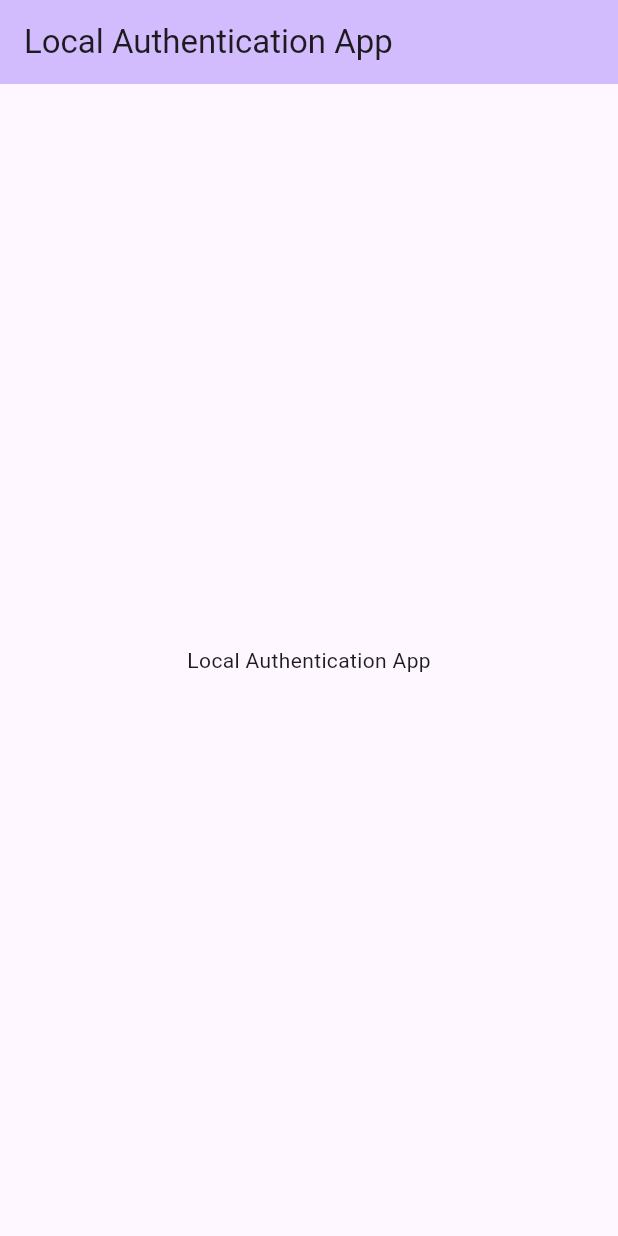
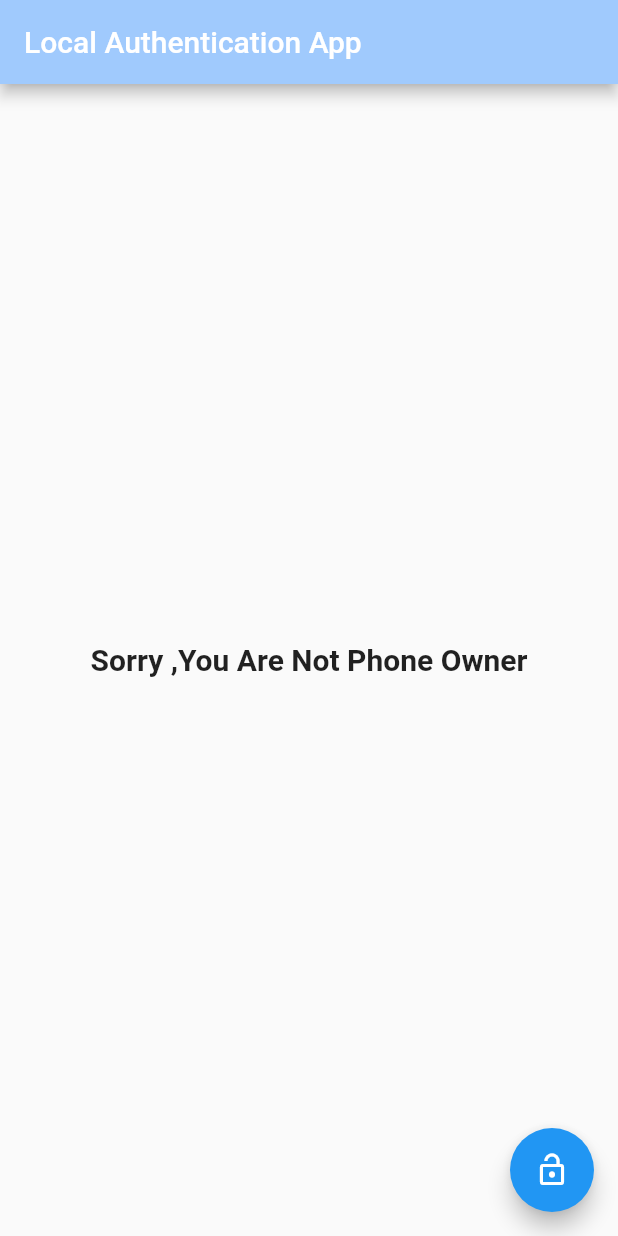
Before and after one commit to ahmedammarsd/local_authentication_app, a Flutter app: the screen it shows after launch, on a phone screen of 412 x 824 dp. Run offline on Flutter 3.47's test engine with Material 3 defaults, Android fonts, the light colour scheme and no system bars; our stand-ins replace local_auth.

Commit message:
finish add local authentication

```diff
--- a/lib/main.dart
+++ b/lib/main.dart
@@ -1,4 +1,5 @@
 import 'package:flutter/material.dart';
+import 'package:local_auth/local_auth.dart';
 
 void main() {
   runApp(const MyApp());
@@ -12,9 +13,10 @@
   Widget build(BuildContext context) {
     return MaterialApp(
       title: 'Flutter test',
+      debugShowCheckedModeBanner: false,
       theme: ThemeData(
-        colorScheme: ColorScheme.fromSeed(seedColor: Colors.deepPurple),
-        useMaterial3: true,
+        colorScheme: ColorScheme.fromSeed(seedColor: Colors.blue),
+        useMaterial3: false,
       ),
       home: const MyHomePage(title: 'Local Authentication App'),
     );
@@ -31,6 +33,11 @@
 }
 
 class _MyHomePageState extends State<MyHomePage> {
+// =============== ==================
+  final LocalAuthentication auth = LocalAuthentication();
+  bool isAuthenticated = false;
+// =============== ==================
+
   @override
   Widget build(BuildContext context) {
     return Scaffold(
@@ -38,16 +45,52 @@
         backgroundColor: Theme.of(context).colorScheme.inversePrimary,
         title: Text(widget.title),
       ),
-      body: const Center(
+      body: Center(
         child: Column(
           mainAxisAlignment: MainAxisAlignment.center,
           children: <Widget>[
             Text(
-              'Local Authentication App',
+              isAuthenticated
+                  ? "Welcome Ahmed Ammar"
+                  : "Sorry ,You Are Not Phone Owner",
+              style: const TextStyle(fontSize: 20, fontWeight: FontWeight.bold),
             ),
           ],
         ),
       ),
+      floatingActionButton: FloatingActionButton(
+        backgroundColor: Colors.blue,
+        onPressed: () async {
+          if (!isAuthenticated) {
+            // ===========  Check If Phone Can or Have Biometrics Or any Locks
+            final bool canAuthenticatedWithBiometricsInDevice =
+                await auth.canCheckBiometrics;
+
+            try {
+              if (canAuthenticatedWithBiometricsInDevice) {
+                final bool isUserDidAuthenticated = await auth.authenticate(
+                  localizedReason:
+                      'Hello, Please Authenticated To Know The You , Or Phone Owner',
+                  options: const AuthenticationOptions(
+                    biometricOnly: false,
+                  ),
+                );
+
+                setState(() {
+                  isAuthenticated = isUserDidAuthenticated;
+                });
+              }
+            } catch (e) {
+              print(e);
+            }
+          } else {
+            setState(() {
+              isAuthenticated = false;
+            });
+          }
+        },
+        child: Icon(isAuthenticated ? Icons.lock : Icons.lock_open),
+      ),
     );
   }
 }
--- a/pubspec.yaml
+++ b/pubspec.yaml
@@ -35,6 +35,7 @@ dependencies:
   # The following adds the Cupertino Icons font to your application.
   # Use with the CupertinoIcons class for iOS style icons.
   cupertino_icons: ^1.0.8
+  local_auth: ^2.3.0
 
 dev_dependencies:
   flutter_test:
```
Also changed, not shown: pubspec.lock, 7 other files.
